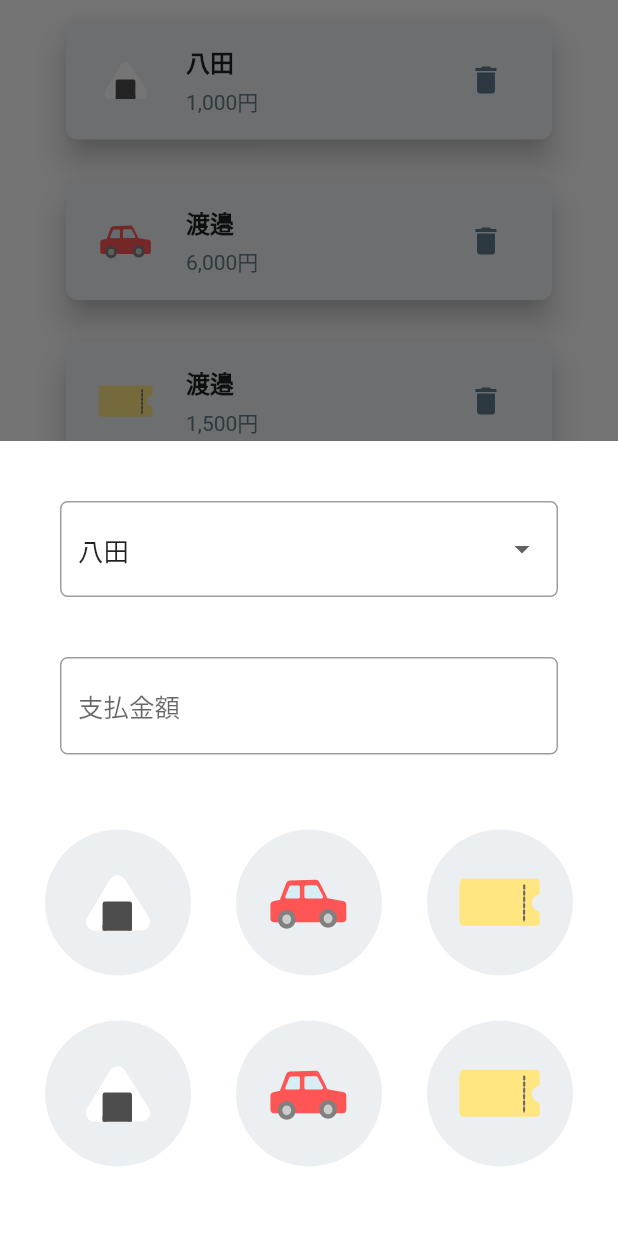
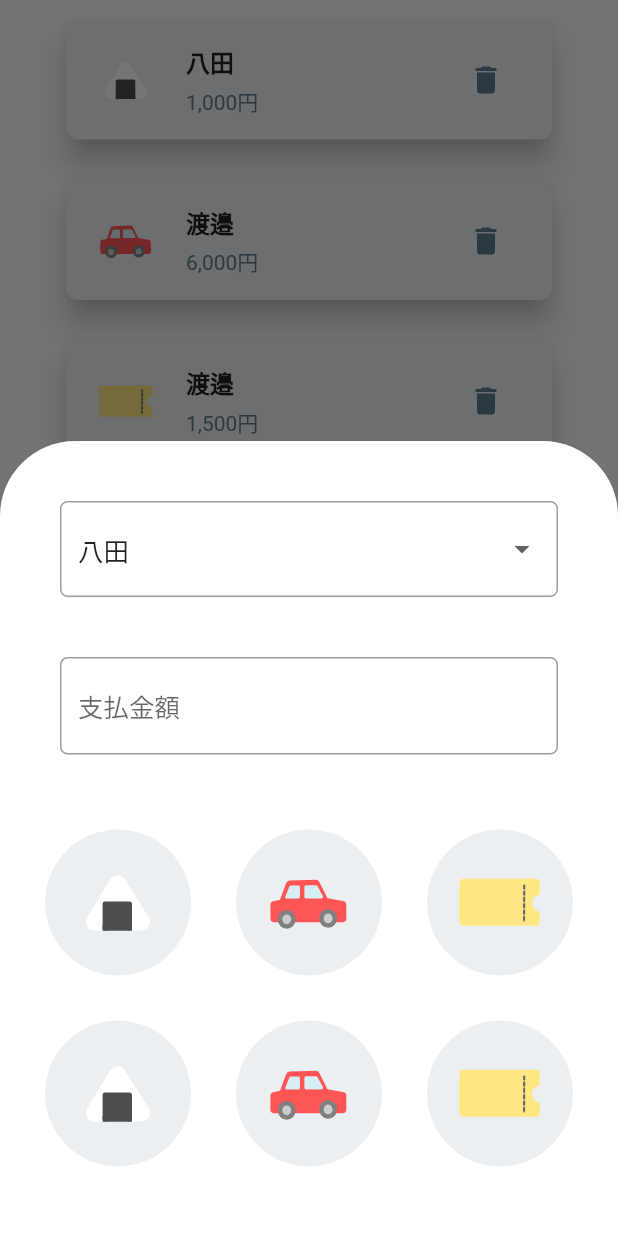
Before and after one commit to azusaw/wakejiro, a Flutter app: the BillingDetailsStep widget shown alone on an empty page, opened directly, after a tap on the "add" icon, on a phone screen of 412 x 824 dp. Run offline on Flutter 3.47's test engine with Material 2 defaults, Android fonts, the phone set to English and light mode, and no system bars; our stand-ins replace flutter_svg.

Commit message:
モーダルの角を丸くした

```diff
--- a/flutter/lib/components/steps/billing_details_step.dart
+++ b/flutter/lib/components/steps/billing_details_step.dart
@@ -67,6 +67,12 @@ class _BillingDetailsStepState extends State<BillingDetailsStep> {
               child: Icon(Icons.add, color: Colors.blueGrey),
               onPressed: () => showModalBottomSheet(
                 context: context,
+                shape: RoundedRectangleBorder(
+                  borderRadius: BorderRadius.only(
+                    topLeft: const Radius.circular(50.0),
+                    topRight: const Radius.circular(50.0)
+                  )
+                ),
                 backgroundColor: Colors.white,
                 isScrollControlled: true,
                 builder: (BuildContext context) {
@@ -128,6 +134,7 @@ class _BillingDetailsStepState extends State<BillingDetailsStep> {
                                       return TextField(
                                           decoration: new InputDecoration(
                                             hintText: "支払金額",
+                                            suffixText: "円",
                                             border: InputBorder.none,
                                             isDense: true,
                                             contentPadding: EdgeInsets.all(0),
```
